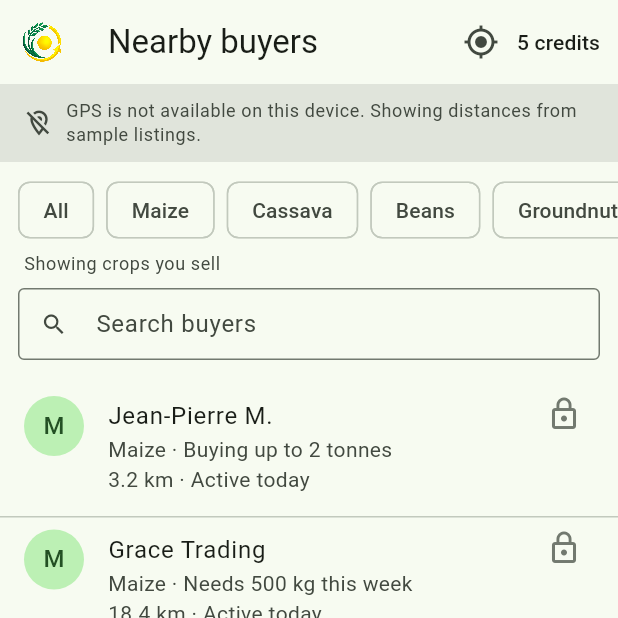
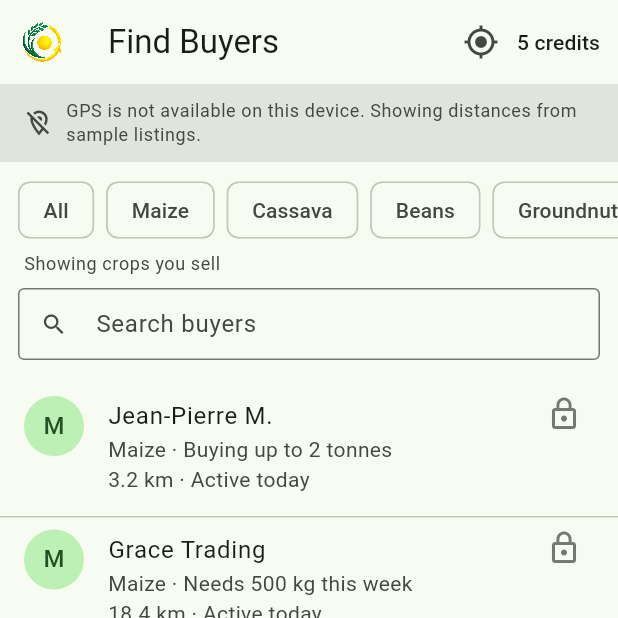
Before and after one commit to rockbox37/AgriLumina, a Flutter app: the screen it shows after launch, item 2 of the bottom bar chosen, on a phone screen of 412 x 824 dp, the top half of it. Run offline on Flutter 3.47's test engine with Material 3 defaults, Android fonts, the phone set to English and light mode, and no system bars; our stand-ins replace location; accounts and stored records are empty.

Commit message:
Rename seller Discover title to Find Buyers. (#12)
Match the Find Sellers AppBar naming so both role views use parallel discovery titles.

Co-authored-by: Cursor <cursoragent@cursor.com>

```diff
--- a/lib/screens/discover_screen.dart
+++ b/lib/screens/discover_screen.dart
@@ -81,7 +81,7 @@ class _DiscoverScreenState extends State<DiscoverScreen> {
           relevantInterests: interests,
         );
         final title = state.role == UserRole.seller
-            ? 'Nearby buyers'
+            ? 'Find Buyers'
             : 'Find Sellers';
         final counterpart = state.role.counterpart.label.toLowerCase();
 
```
Also changed, not shown: 1 other file.
